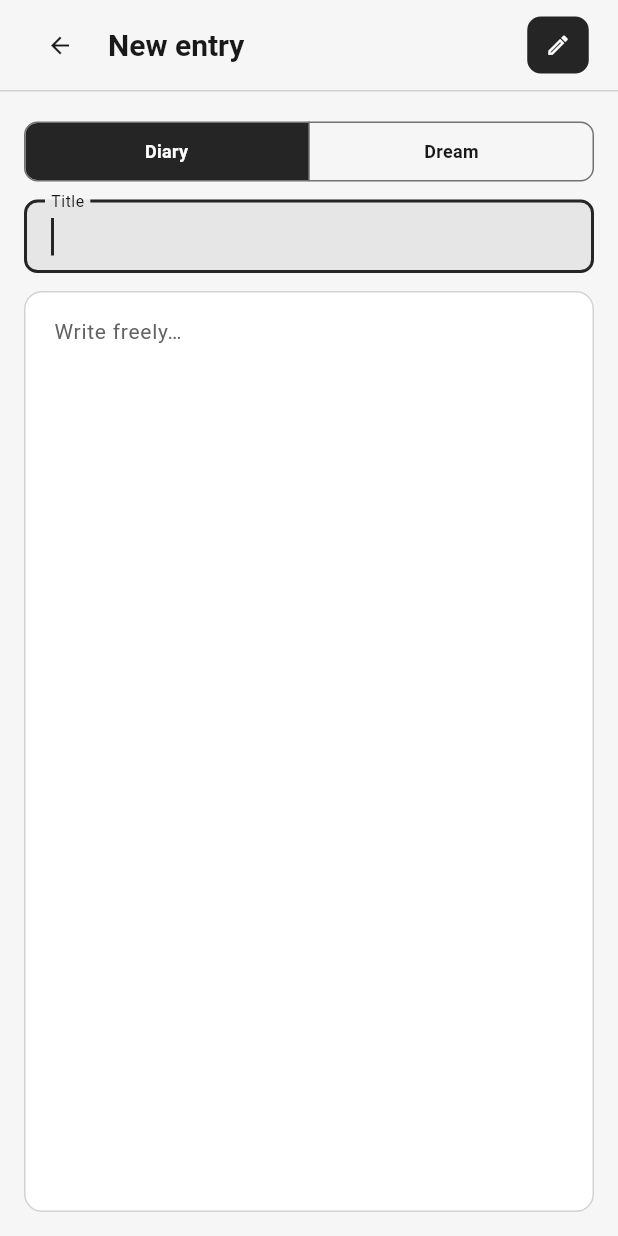
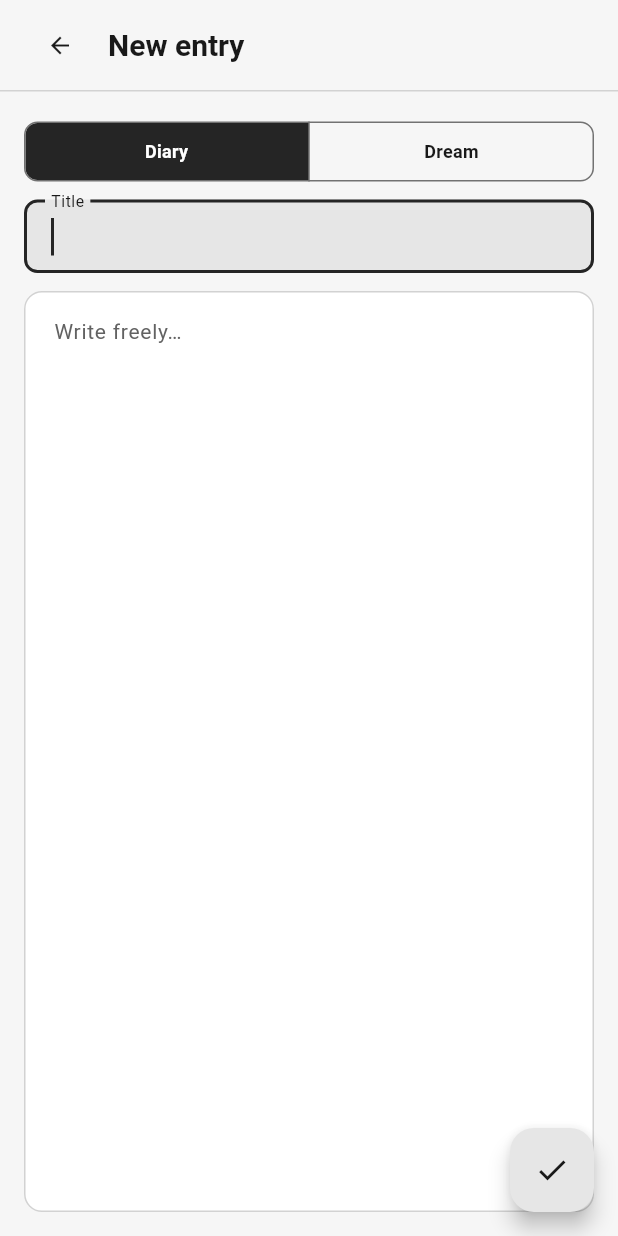
Before and after one commit to kargalar/diary, a Flutter app: the screen it shows after launch, after a tap on the "light mode" icon, after a tap on "New entry", on a phone screen of 412 x 824 dp. Run offline on Flutter 3.47's test engine with Material 3 defaults, Android fonts, the phone set to English and light mode, and no system bars; our stand-ins replace shared_preferences.

Commit message:
refactor: replace entry details button with a floating action button

```diff
--- a/lib/ui/diary_app.dart
+++ b/lib/ui/diary_app.dart
@@ -1484,14 +1484,13 @@ class _NewEntryPageState extends State<NewEntryPage> {
           leading: BackButton(
             onPressed: _saving ? null : () => Navigator.maybePop(context),
           ),
-          actions: [
-            IconButton.filled(
-              tooltip: 'Entry details',
-              onPressed: _saving ? null : _finishEntry,
-              style: theme.filledButtonTheme.style,
-              icon: const Icon(Icons.edit_outlined),
-            ),
-          ],
+        ),
+        floatingActionButtonLocation: FloatingActionButtonLocation.endFloat,
+        floatingActionButton: FloatingActionButton(
+          heroTag: null,
+          tooltip: 'Entry details',
+          onPressed: _saving ? null : _finishEntry,
+          child: const Icon(Icons.check),
         ),
         body: SafeArea(
           top: false,
```
Also changed, not shown: 1 other file.
